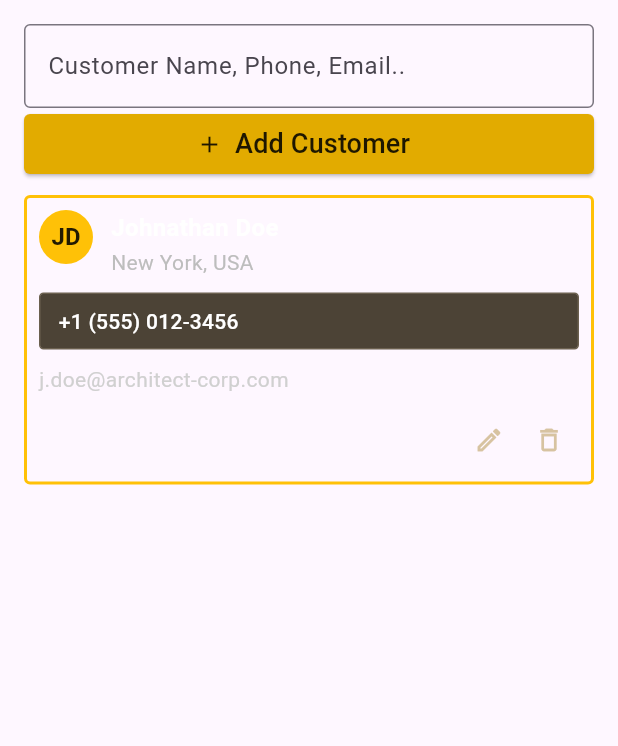
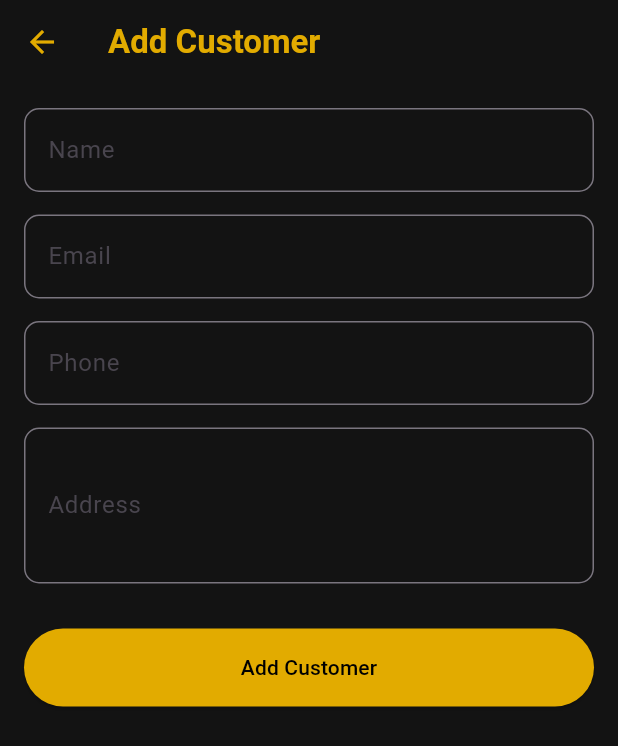
Before and after one commit to ferdoushasanpr/stockledger, a Flutter app: the CustomerScreen widget shown alone on an empty page, opened directly, after a tap on "Add Customer", on a phone screen of 412 x 824 dp. Shown: the top 746 px of the screen. Run offline on Flutter 3.47's test engine with Material 3 defaults, Android fonts, the phone set to English and light mode, and no system bars.

Commit message:
feat: Add Screen Added.

```diff
--- /dev/null
+++ b/lib/screens/add_screen.dart
@@ -0,0 +1,191 @@
+import 'package:flutter/material.dart';
+
+enum FormType { product, customer }
+
+class AddScreen extends StatefulWidget {
+  const AddScreen({super.key, required this.type});
+
+  final FormType type;
+
+  @override
+  State<AddScreen> createState() => _AddScreenState();
+}
+
+class _AddScreenState extends State<AddScreen> {
+  final _formKey = GlobalKey<FormState>();
+
+  final _nameController = TextEditingController();
+
+  final _emailController = TextEditingController();
+  final _phoneController = TextEditingController();
+  final _addressController = TextEditingController();
+
+  final _codeController = TextEditingController();
+  final _purchasePriceController = TextEditingController();
+  final _sellingPriceController = TextEditingController();
+  final _stockController = TextEditingController();
+  final _categoryController = TextEditingController();
+
+  String _status = "Active";
+
+  @override
+  void dispose() {
+    _nameController.dispose();
+    _emailController.dispose();
+    _phoneController.dispose();
+    _addressController.dispose();
+
+    _codeController.dispose();
+    _purchasePriceController.dispose();
+    _sellingPriceController.dispose();
+    _stockController.dispose();
+    _categoryController.dispose();
+
+    super.dispose();
+  }
+
+  InputDecoration decoration(String label) {
+    return InputDecoration(
+      labelText: label,
+      border: OutlineInputBorder(borderRadius: BorderRadius.circular(10)),
+    );
+  }
+
+  @override
+  Widget build(BuildContext context) {
+    final isProduct = widget.type == FormType.product;
+
+    return Scaffold(
+      backgroundColor: const Color(0xFF131313),
+      appBar: AppBar(
+        backgroundColor: const Color(0xFF131313),
+        title: Text(
+          isProduct ? "Add Product" : "Add Customer",
+          style: const TextStyle(
+            color: Color(0xFFE2AB00),
+            fontWeight: FontWeight.bold,
+          ),
+        ),
+        iconTheme: const IconThemeData(color: Color(0xFFE2AB00)),
+      ),
+      body: SingleChildScrollView(
+        padding: const EdgeInsets.all(16),
+        child: Form(
+          key: _formKey,
+          child: Column(
+            children: [
+              TextFormField(
+                controller: _nameController,
+                decoration: decoration("Name"),
+                validator: (value) => value!.isEmpty ? "Required" : null,
+              ),
+
+              const SizedBox(height: 15),
+
+              if (isProduct) ...[
+                TextFormField(
+                  controller: _codeController,
+                  decoration: decoration("Product Code"),
+                ),
+
+                const SizedBox(height: 15),
+
+                TextFormField(
+                  controller: _categoryController,
+                  keyboardType: TextInputType.number,
+                  decoration: decoration("Category ID"),
+                ),
+
+                const SizedBox(height: 15),
+
+                TextFormField(
+                  controller: _purchasePriceController,
+                  keyboardType: TextInputType.number,
+                  decoration: decoration("Purchase Price"),
+                ),
+
+                const SizedBox(height: 15),
+
+                TextFormField(
+                  controller: _sellingPriceController,
+                  keyboardType: TextInputType.number,
+                  decoration: decoration("Selling Price"),
+                ),
+
+                const SizedBox(height: 15),
+
+                TextFormField(
+                  controller: _stockController,
+                  decoration: decoration("Stock"),
+                ),
+
+                const SizedBox(height: 15),
+
+                DropdownButtonFormField<String>(
+                  initialValue: _status,
+                  decoration: decoration("Status"),
+                  dropdownColor: Colors.grey[900],
+                  items: const [
+                    DropdownMenuItem(value: "Active", child: Text("Active")),
+                    DropdownMenuItem(
+                      value: "Inactive",
+                      child: Text("Inactive"),
+                    ),
+                  ],
+                  onChanged: (value) {
+                    setState(() {
+                      _status = value!;
+                    });
+                  },
+                ),
+              ],
+
+              if (!isProduct) ...[
+                TextFormField(
+                  controller: _emailController,
+                  decoration: decoration("Email"),
+                ),
+
+                const SizedBox(height: 15),
+
+                TextFormField(
+                  controller: _phoneController,
+                  keyboardType: TextInputType.phone,
+                  decoration: decoration("Phone"),
+                ),
+
+                const SizedBox(height: 15),
+
+                TextFormField(
+                  controller: _addressController,
+                  maxLines: 3,
+                  decoration: decoration("Address"),
+                ),
+              ],
+
+              const SizedBox(height: 30),
+
+              SizedBox(
+                width: double.infinity,
+                child: ElevatedButton(
+                  style: ElevatedButton.styleFrom(
+                    backgroundColor: const Color(0xFFE2AB00),
+                    foregroundColor: Colors.black,
+                    padding: const EdgeInsets.symmetric(vertical: 16),
+                  ),
+                  onPressed: () {
+                    if (_formKey.currentState!.validate()) {
+                      // TODO:
+                      // Save Product or Customer
+                    }
+                  },
+                  child: Text(isProduct ? "Add Product" : "Add Customer"),
+                ),
+              ),
+            ],
+          ),
+        ),
+      ),
+    );
+  }
+}
--- a/lib/screens/customer_screen.dart
+++ b/lib/screens/customer_screen.dart
@@ -1,4 +1,5 @@
 import "package:flutter/material.dart";
+import "package:stockledger/screens/add_screen.dart";
 
 class CustomerScreen extends StatelessWidget {
   const CustomerScreen({super.key});
@@ -24,7 +25,14 @@ class CustomerScreen extends StatelessWidget {
             style: TextStyle(color: Colors.white70),
           ),
           ElevatedButton.icon(
-            onPressed: () {},
+            onPressed: () {
+              Navigator.push(
+                context,
+                MaterialPageRoute(
+                  builder: (_) => const AddScreen(type: FormType.customer),
+                ),
+              );
+            },
             icon: Icon(Icons.add, color: Colors.black87, size: 18),
             label: Text(
               "Add Customer",
--- a/lib/screens/product_screen.dart
+++ b/lib/screens/product_screen.dart
@@ -1,4 +1,5 @@
 import "package:flutter/material.dart";
+import "package:stockledger/screens/add_screen.dart";
 
 class ProductScreen extends StatelessWidget {
   const ProductScreen({super.key});
@@ -24,7 +25,14 @@ class ProductScreen extends StatelessWidget {
             style: TextStyle(color: Colors.white70),
           ),
           ElevatedButton.icon(
-            onPressed: () {},
+            onPressed: () {
+              Navigator.push(
+                context,
+                MaterialPageRoute(
+                  builder: (_) => const AddScreen(type: FormType.product),
+                ),
+              );
+            },
             icon: Icon(Icons.add, color: Colors.black87, size: 18),
             label: Text(
               "Add Product",
```
